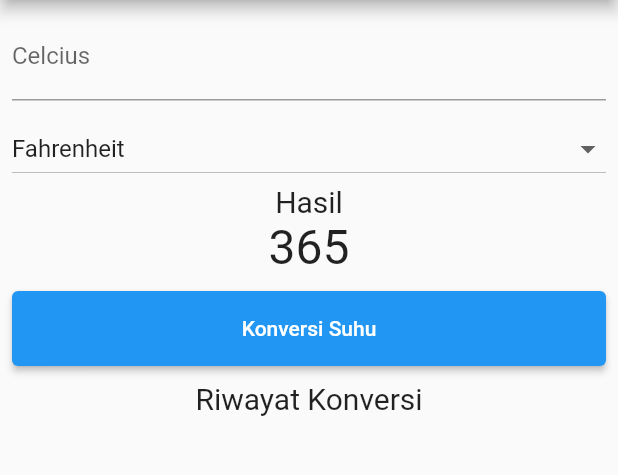
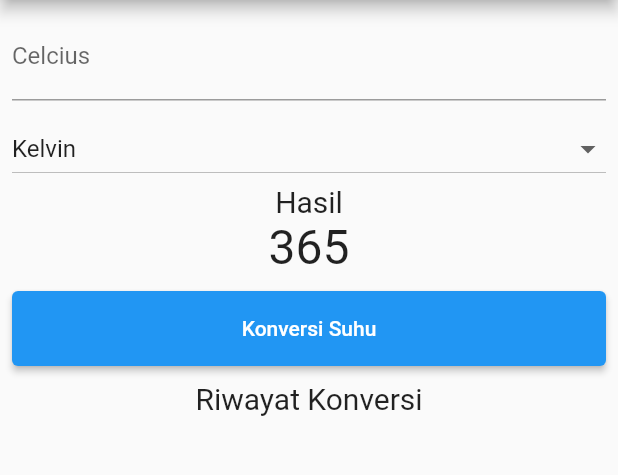
Before and after one commit to zflash123/flutter_konverter_suhu_js4_1, a Flutter app: the screen it shows after launch, on a phone screen of 412 x 824 dp, the part 84-559 px from its top. Run offline on Flutter 3.47's test engine with Material 2 defaults, Android fonts, the phone set to English and light mode, and no system bars.

Commit message:
complete dropdown

```diff
--- a/lib/main.dart
+++ b/lib/main.dart
@@ -18,6 +18,8 @@ class _KonvertSuhuState extends State<KonvertSuhu> {
   double _inputUser = 0;
   double _kelvin = 0;
   double _reamur = 0;
+  String _newValue = "Kelvin";
+  double _result = 0;
 
   void convert() {
     setState(() {
@@ -59,14 +61,25 @@ class _KonvertSuhuState extends State<KonvertSuhu> {
               const SizedBox(height: 8),
               DropdownButton(
                 isExpanded: true,
-                value: 'Fahrenheit',
+                value: _newValue,
                 items: listSatuanSuhu.map((String value) {
                   return DropdownMenuItem<String>(
                     value: value,
                     child: Text(value),
                   );
                 }).toList(),
-                onChanged: (value) {},
+                onChanged: (yangDiklik) {
+                  setState(() {
+                    if (yangDiklik=="Fahrenheit") {
+                      _newValue = 'Fahrenheit';
+                    } else if(yangDiklik=="Kelvin") {
+                      _newValue = 'Kelvin';
+                    }
+                    else if(yangDiklik=="Reamur") {
+                      _newValue = 'Reamur';
+                    }
+                  });
+                },
               ),
               const Text(
                 'Hasil',
@@ -76,7 +89,7 @@ class _KonvertSuhuState extends State<KonvertSuhu> {
                 '365',
                 style: TextStyle(fontSize: 32),
               ),
-              SizedBox(height: 10),
+              const SizedBox(height: 10),
               ElevatedButton(
                 style: ElevatedButton.styleFrom(
                   minimumSize: const Size.fromHeight(50),
@@ -86,9 +99,7 @@ class _KonvertSuhuState extends State<KonvertSuhu> {
                 },
                 child: const Text('Konversi Suhu'),
               ),
-              SizedBox(
-                height: 10,
-              ),
+              const SizedBox(height: 10,),
               const Text(
                 'Riwayat Konversi',
                 style: TextStyle(fontSize: 20),
```
